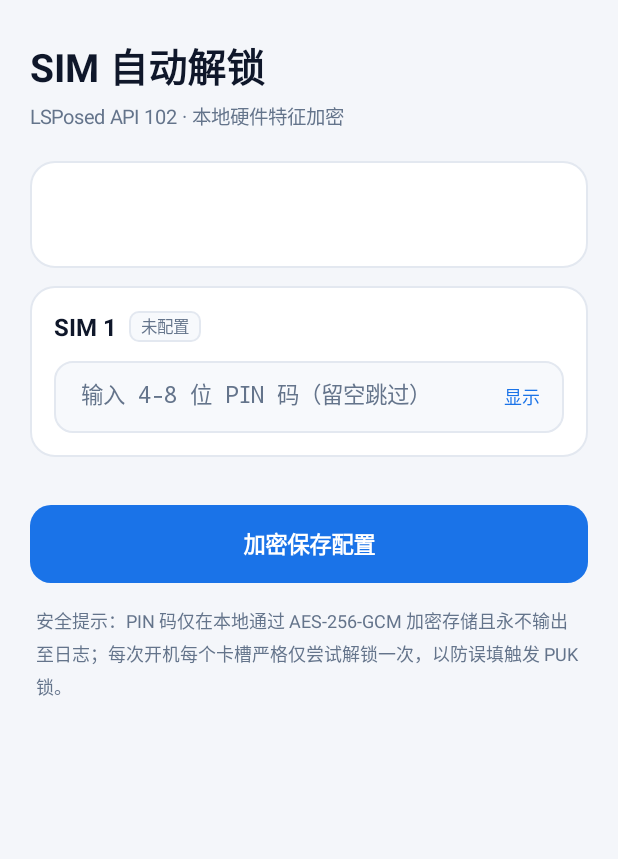
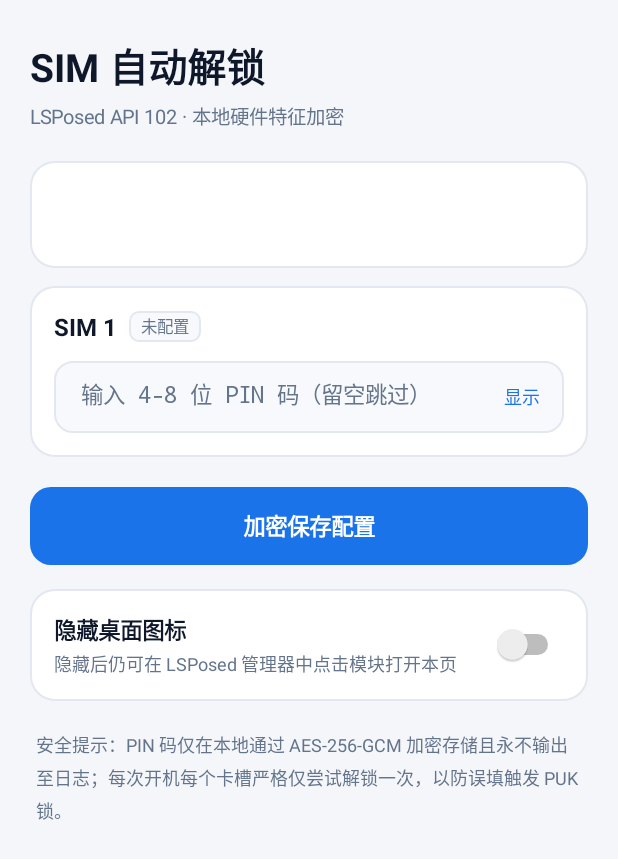
Before and after one commit to MikotoNetwork/SIMUnlockMoudle, an Android app: the screen it shows after launch (MainActivity), on a phone screen of 412 x 824 dp. Shown: the top 859 px of the screen. Run offline under Robolectric (Android 15) with nearby library versions, the phone set to English and light mode, and no system bars; libraries missing offline, so code that uses them is left out: io.github.libxposed.service; 2 statements that could not run were skipped.

Commit message:
增加图标隐藏功能

```diff
--- a/app/src/main/java/cn/ltingyuanfang/simunlockmoudle/MainActivity.java
+++ b/app/src/main/java/cn/ltingyuanfang/simunlockmoudle/MainActivity.java
@@ -17,7 +17,9 @@ package cn.ltingyuanfang.simunlockmoudle;
 
 import android.app.ActionBar;
 import android.app.Activity;
+import android.content.ComponentName;
 import android.content.SharedPreferences;
+import android.content.pm.PackageManager;
 import android.content.res.ColorStateList;
 import android.content.res.Configuration;
 import android.graphics.Color;
@@ -37,6 +39,7 @@ import android.widget.Button;
 import android.widget.EditText;
 import android.widget.LinearLayout;
 import android.widget.ScrollView;
+import android.widget.Switch;
 import android.widget.TextView;
 import android.widget.Toast;
 
@@ -50,9 +53,12 @@ import io.github.libxposed.service.XposedService;
 import io.github.libxposed.service.XposedServiceHelper;
 
 /**
- * 模块配置主界面（自适应深浅色模式、单双卡独立卡片、状态实时反馈）
+ * 模块配置主界面（自适应深浅色模式、单双卡独立卡片、支持隐藏/恢复桌面图标）
  */
 public class MainActivity extends Activity {
+
+    private static final String LAUNCHER_ALIAS_CLASS =
+            "cn.ltingyuanfang.simunlockmoudle.MainActivityAlias";
 
     private XposedService xposedService;
     private final List<SlotRow> slotRows = new ArrayList<>();
@@ -154,7 +160,6 @@ public class MainActivity extends Activity {
                 }
             }
         } catch (Throwable ignored) {
-            // 忽略部分定制 ROM 状态栏接口差异
         }
     }
 
@@ -203,10 +208,14 @@ public class MainActivity extends Activity {
         saveButton.setStateListAnimator(null);
         LinearLayout.LayoutParams btnLp = new LinearLayout.LayoutParams(
                 LinearLayout.LayoutParams.MATCH_PARENT, dp(52));
-        btnLp.topMargin = dp(20);
+        btnLp.topMargin = dp(8);
+        btnLp.bottomMargin = dp(16);
         saveButton.setLayoutParams(btnLp);
         saveButton.setOnClickListener(v -> savePins());
         root.addView(saveButton);
+
+        // 桌面图标显示控制卡片
+        root.addView(buildLauncherIconCard());
 
         // 底部安全提示
         TextView footer = new TextView(this);
@@ -214,7 +223,7 @@ public class MainActivity extends Activity {
         footer.setTextSize(TypedValue.COMPLEX_UNIT_SP, 12);
         footer.setLineSpacing(dp(4), 1f);
         footer.setTextColor(colorTextSecondary);
-        footer.setPadding(dp(4), dp(16), dp(4), 0);
+        footer.setPadding(dp(4), dp(8), dp(4), 0);
         root.addView(footer);
 
         scrollView.addView(root);
@@ -256,7 +265,6 @@ public class MainActivity extends Activity {
         LinearLayout card = createCardLayout();
         card.setOrientation(LinearLayout.VERTICAL);
 
-        // 标题行：SIM X + 状态徽章 + 清除按钮
         LinearLayout header = new LinearLayout(this);
         header.setOrientation(LinearLayout.HORIZONTAL);
         header.setGravity(Gravity.CENTER_VERTICAL);
@@ -292,7 +300,6 @@ public class MainActivity extends Activity {
 
         card.addView(header);
 
-        // 输入框容器（含显示/隐藏切换）
         LinearLayout inputBox = new LinearLayout(this);
         inputBox.setOrientation(LinearLayout.HORIZONTAL);
         inputBox.setGravity(Gravity.CENTER_VERTICAL);
@@ -333,6 +340,69 @@ public class MainActivity extends Activity {
         slotRows.add(new SlotRow(slotIndex, input, badge, clearBtn));
         styleBadge(badge, false);
         return card;
+    }
+
+    private View buildLauncherIconCard() {
+        LinearLayout card = createCardLayout();
+        card.setOrientation(LinearLayout.HORIZONTAL);
+        card.setGravity(Gravity.CENTER_VERTICAL);
+
+        LinearLayout textBox = new LinearLayout(this);
+        textBox.setOrientation(LinearLayout.VERTICAL);
+
+        TextView title = new TextView(this);
+        title.setText("隐藏桌面图标");
+        title.setTextSize(TypedValue.COMPLEX_UNIT_SP, 15);
+        title.setTypeface(Typeface.DEFAULT_BOLD);
+        title.setTextColor(colorTextPrimary);
+        textBox.addView(title);
+
+        TextView desc = new TextView(this);
+        desc.setText("隐藏后仍可在 LSPosed 管理器中点击模块打开本页");
+        desc.setTextSize(TypedValue.COMPLEX_UNIT_SP, 12);
+        desc.setTextColor(colorTextSecondary);
+        desc.setPadding(0, dp(2), dp(12), 0);
+        textBox.addView(desc);
+
+        card.addView(textBox, new LinearLayout.LayoutParams(0, LinearLayout.LayoutParams.WRAP_CONTENT, 1f));
+
+        Switch hideSwitch = new Switch(this);
+        hideSwitch.setChecked(isLauncherIconHidden());
+        hideSwitch.setOnCheckedChangeListener((buttonView, isChecked) -> {
+            if (!setLauncherIconHidden(isChecked)) {
+                buttonView.setChecked(!isChecked);
+                Toast.makeText(this, "切换失败，请确认 Manifest 已声明 MainActivityAlias", Toast.LENGTH_LONG).show();
+            } else {
+                Toast.makeText(this, isChecked ? "已隐藏桌面图标" : "已恢复桌面图标", Toast.LENGTH_SHORT).show();
+            }
+        });
+        card.addView(hideSwitch);
+
+        return card;
+    }
+
+    private boolean isLauncherIconHidden() {
+        try {
+            ComponentName alias = new ComponentName(this, LAUNCHER_ALIAS_CLASS);
+            int state = getPackageManager().getComponentEnabledSetting(alias);
+            return state == PackageManager.COMPONENT_ENABLED_STATE_DISABLED;
+        } catch (Throwable ignored) {
+            return false;
+        }
+    }
+
+    private boolean setLauncherIconHidden(boolean hidden) {
+        try {
+            ComponentName alias = new ComponentName(this, LAUNCHER_ALIAS_CLASS);
+            int newState = hidden
+                    ? PackageManager.COMPONENT_ENABLED_STATE_DISABLED
+                    : PackageManager.COMPONENT_ENABLED_STATE_ENABLED;
+            getPackageManager().setComponentEnabledSetting(
+                    alias, newState, PackageManager.DONT_KILL_APP);
+            return true;
+        } catch (Throwable ignored) {
+            return false;
+        }
     }
 
     private void updateFrameworkStatus(boolean active) {
@@ -429,7 +499,7 @@ public class MainActivity extends Activity {
             for (SlotRow row : slotRows) {
                 String pin = row.input.getText().toString().trim();
                 if (pin.isEmpty()) {
-                    continue; // 留空保持原有配置，删除请点击右侧「清除」
+                    continue;
                 }
                 if (pin.length() < 4 || pin.length() > 8) {
                     Toast.makeText(this, "SIM " + (row.slotIndex + 1) + " PIN 长度应为 4-8 位", Toast.LENGTH_SHORT).show();
```
Also changed, not shown: app/src/main/AndroidManifest.xml (+12 -1 lines).
